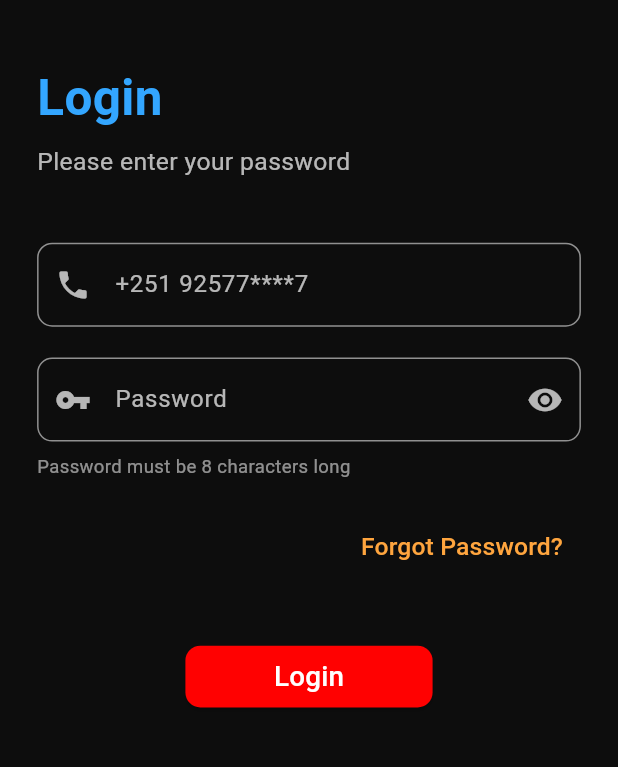
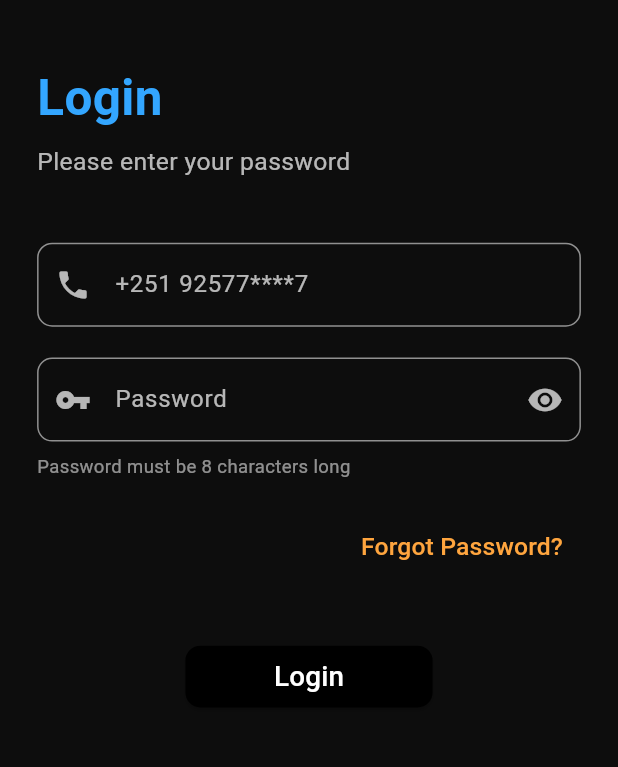
Before and after one commit to davemg357/michuapp12, a Flutter app: the screen it shows after launch, on a phone screen of 412 x 824 dp, the part 111-878 px from its top. Run offline on Flutter 3.47's test engine with Material 3 defaults, Android fonts, the phone set to English and light mode, and no system bars; our stand-ins replace shimmer.

Commit message:
check deploy2

```diff
--- a/lib/login.dart
+++ b/lib/login.dart
@@ -191,7 +191,7 @@ class _LoginPageState extends State<LoginPage> {
                           }
                         },
                         style: ElevatedButton.styleFrom(
-                          backgroundColor: const Color.fromARGB(255, 255, 1, 1),
+                          backgroundColor: const Color.fromARGB(255, 0, 0, 0),
                           shape: RoundedRectangleBorder(
                             borderRadius: BorderRadius.circular(10),
                           ),
```
